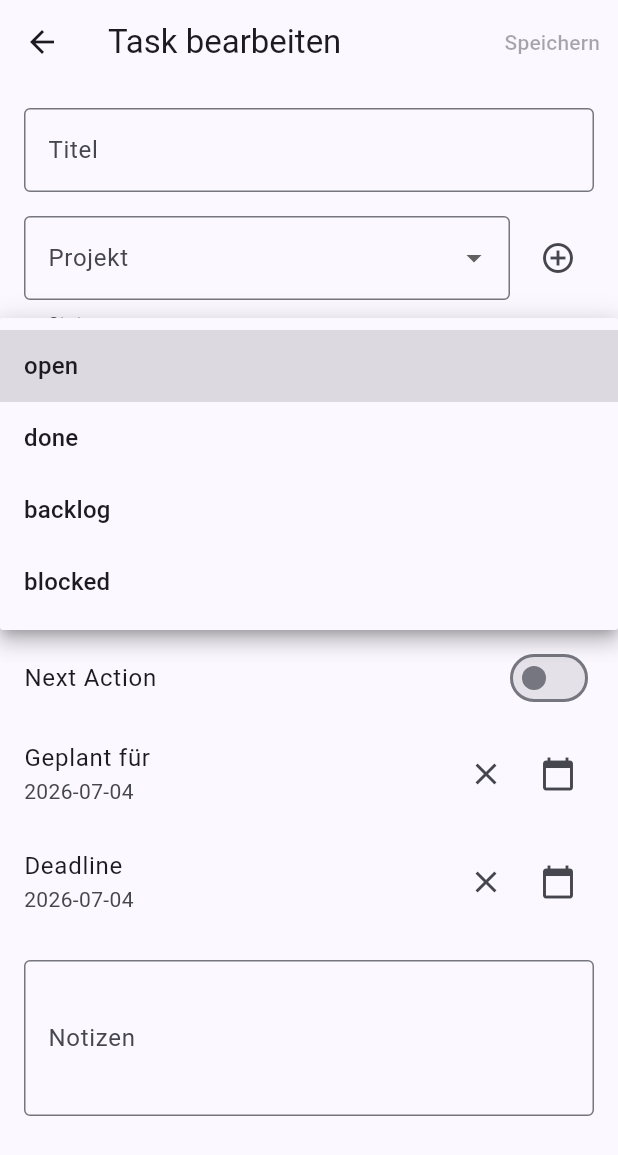
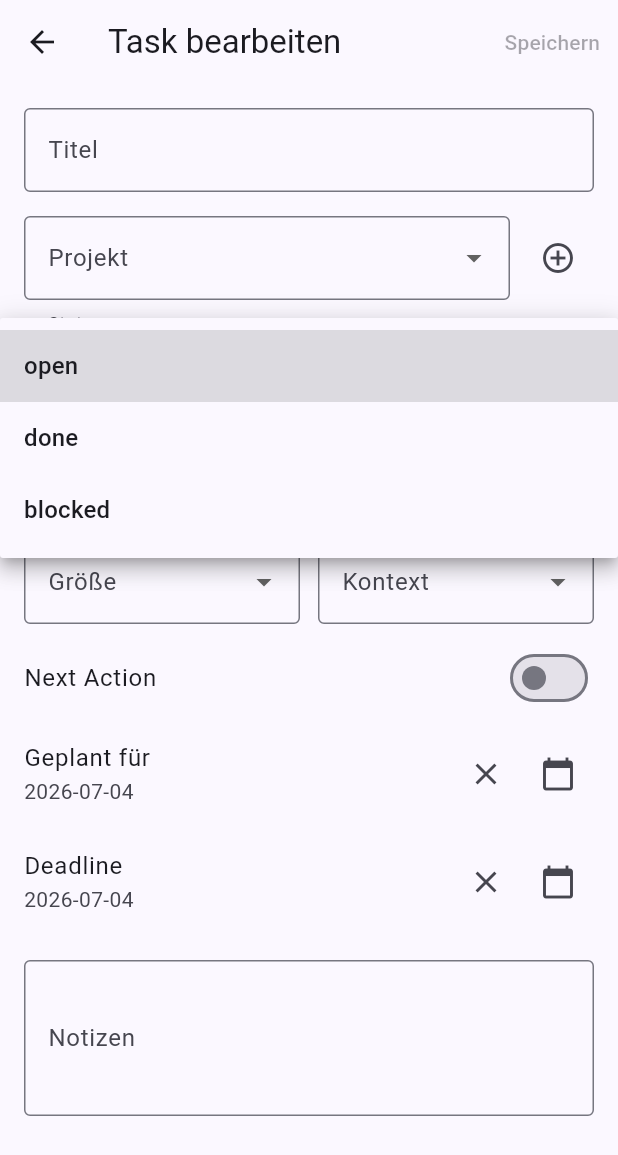
Before and after one commit to HeZumbu23/ai-time-plannning, a Flutter app: the TaskDetailScreen screen opened directly with empty values, after a tap on "open", on a phone screen of 412 x 824 dp. Shown: the top 1155 px of the screen. Run offline on Flutter 3.47's test engine with Material 3 defaults, Android fonts, the phone set to English and light mode, and no system bars; our stand-ins replace go_router, shared_preferences, supabase; missing offline and left inert: mobile_scanner; accounts and stored records are empty.

Commit message:
Remove backlog task status
Changed task statuses from [open, done, backlog, blocked] to [open, done, blocked].
Project status remains [active, backlog, done] as those are for project planning.
Updated all references in task detail screen, backlog filters, and task agent queries.
Changed 'backlog' scope to 'unplanned' in task agent to represent tasks without planned dates.

Co-Authored-By: Claude Haiku 4.5 <noreply@anthropic.com>
Claude-Session: https://claude.ai/code/session_01MAKcHJfZcRQJrfS1ieu5nq

```diff
--- a/lib/screens/backlog_screen.dart
+++ b/lib/screens/backlog_screen.dart
@@ -90,7 +90,7 @@ class _BacklogScreenState extends State<BacklogScreen> {
   }
 
   Widget _buildFilterChips(_BacklogData data) {
-    final allStatuses = {'open', 'backlog', 'done', 'blocked'};
+    final allStatuses = {'open', 'done', 'blocked'};
     final allSizes = {'S', 'M', 'L'};
     final allContexts = {'büro', 'stadt', 'samstag', 'sonntag', 'flexibel'};
 
--- a/lib/screens/task_detail_screen.dart
+++ b/lib/screens/task_detail_screen.dart
@@ -39,7 +39,7 @@ class _TaskDetailScreenState extends State<TaskDetailScreen> {
   late Future<List<Project>> _projectsFuture;
   late Future<List<Milestone>> _milestonesFuture;
 
-  static const _statuses = ['open', 'done', 'backlog', 'blocked'];
+  static const _statuses = ['open', 'done', 'blocked'];
   static const _sizes = ['S', 'M', 'L'];
   static const _contexts = ['büro', 'stadt', 'samstag', 'sonntag', 'flexibel'];
 
--- a/lib/services/task_agent.dart
+++ b/lib/services/task_agent.dart
@@ -37,14 +37,14 @@ class TaskAgent {
             'properties': {
               'scope': {
                 'type': 'string',
-                'enum': ['today', 'week', 'backlog', 'all'],
+                'enum': ['today', 'week', 'unplanned', 'all'],
                 'description':
-                    'today = heute geplant, week = aktuelle KW, backlog = ohne Tag, all = alles',
+                    'today = heute geplant, week = aktuelle KW, unplanned = ohne Tag, all = alles',
               },
               'project': {'type': 'string', 'description': 'Projektname (optional)'},
               'status': {
                 'type': 'string',
-                'enum': ['open', 'done', 'backlog', 'blocked'],
+                'enum': ['open', 'done', 'blocked'],
               },
               'text': {'type': 'string', 'description': 'Titel enthält diesen Text'},
               'include_done': {'type': 'boolean'},
@@ -84,7 +84,7 @@ class TaskAgent {
               'title': {'type': 'string'},
               'status': {
                 'type': 'string',
-                'enum': ['open', 'done', 'backlog', 'blocked'],
+                'enum': ['open', 'done', 'blocked'],
               },
               'context': {
                 'type': 'string',
@@ -167,9 +167,9 @@ class TaskAgent {
       q = q.eq('planned_day', _dateOnly(now));
     } else if (scope == 'week') {
       q = q.eq('planned_week', isoWeek(now));
-    } else if (scope == 'backlog') {
+    } else if (scope == 'unplanned') {
       q = q.isFilter('planned_day', null).inFilter(
-          'status', ['open', 'backlog', 'blocked']);
+          'status', ['open', 'blocked']);
     }
 
     if (input['status'] != null) q = q.eq('status', input['status']);
@@ -179,7 +179,7 @@ class TaskAgent {
       q = q.ilike('title', '%${input['text']}%');
     }
     final includeDone = input['include_done'] == true;
-    if (!includeDone && scope != 'backlog') q = q.neq('status', 'done');
+    if (!includeDone && scope != 'unplanned') q = q.neq('status', 'done');
 
     final rows = (await q.limit(60)) as List;
     final idToName = await _projectIdToName();
--- a/lib/services/task_service.dart
+++ b/lib/services/task_service.dart
@@ -54,7 +54,7 @@ class TaskService {
     final rows = await _client
         .from('tasks')
         .select()
-        .inFilter('status', ['open', 'backlog', 'blocked'])
+        .inFilter('status', ['open', 'blocked'])
         .isFilter('planned_day', null)
         .order('next_action', ascending: false)
         .order('created_at', ascending: false);
```
